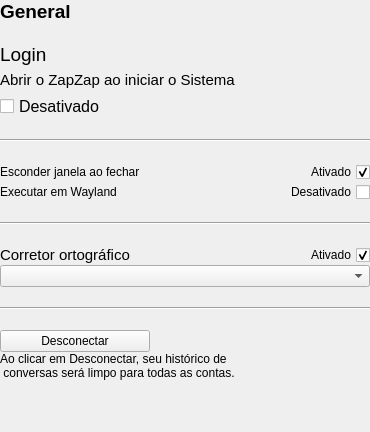
First picture: the form in zapzap/view/ui/general_page.ui, repository jmbatistav/zapzap, before the edit.
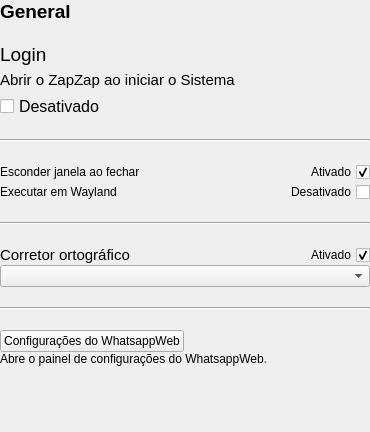
Second picture: the form after the edit.

Commit message: :construction: General page Settings

```diff
--- a/zapzap/view/ui/general_page.ui
+++ b/zapzap/view/ui/general_page.ui
@@ -281,15 +281,14 @@
             </size>
            </property>
            <property name="text">
-            <string>Desconectar</string>
+            <string>Configurações do WhatsappWeb</string>
            </property>
           </widget>
          </item>
          <item>
           <widget class="QLabel" name="label_5">
            <property name="text">
-            <string>Ao clicar em Desconectar, seu histórico de
- conversas será limpo para todas as contas.</string>
+            <string>Abre o painel de configurações do WhatsappWeb.</string>
            </property>
            <property name="textFormat">
             <enum>Qt::AutoText</enum>
```
The commit also changes 1 other file.
